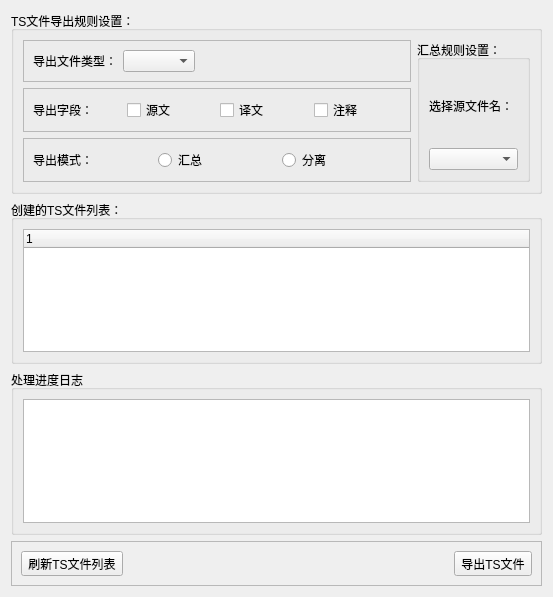
Old version of the form Src/TsHandelWin/TsFileExportWin.ui in the repository Denggolden/ToolsAuto.
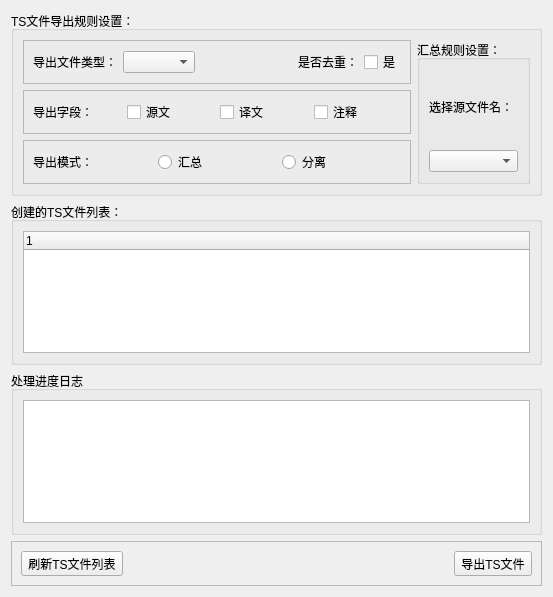
New version of the form.

Commit message: 添加TS导出选择性去重功能

```diff
--- a/Src/TsHandelWin/TsFileExportWin.ui
+++ b/Src/TsHandelWin/TsFileExportWin.ui
@@ -52,6 +52,20 @@
            </property>
           </spacer>
          </item>
+         <item>
+          <widget class="QLabel" name="label_5">
+           <property name="text">
+            <string>是否去重：</string>
+           </property>
+          </widget>
+         </item>
+         <item>
+          <widget class="QCheckBox" name="checkBox_4">
+           <property name="text">
+            <string>是</string>
+           </property>
+          </widget>
+         </item>
         </layout>
        </widget>
       </item>
```
The commit also changes 2 other files.
